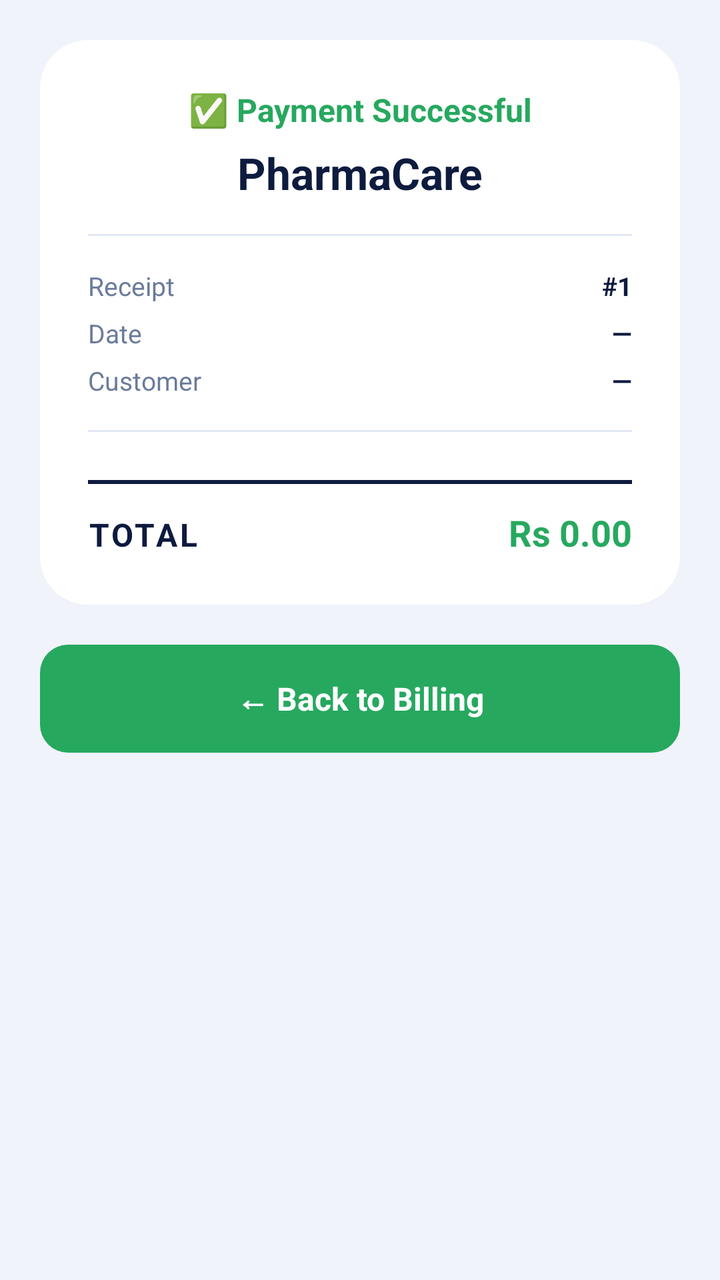
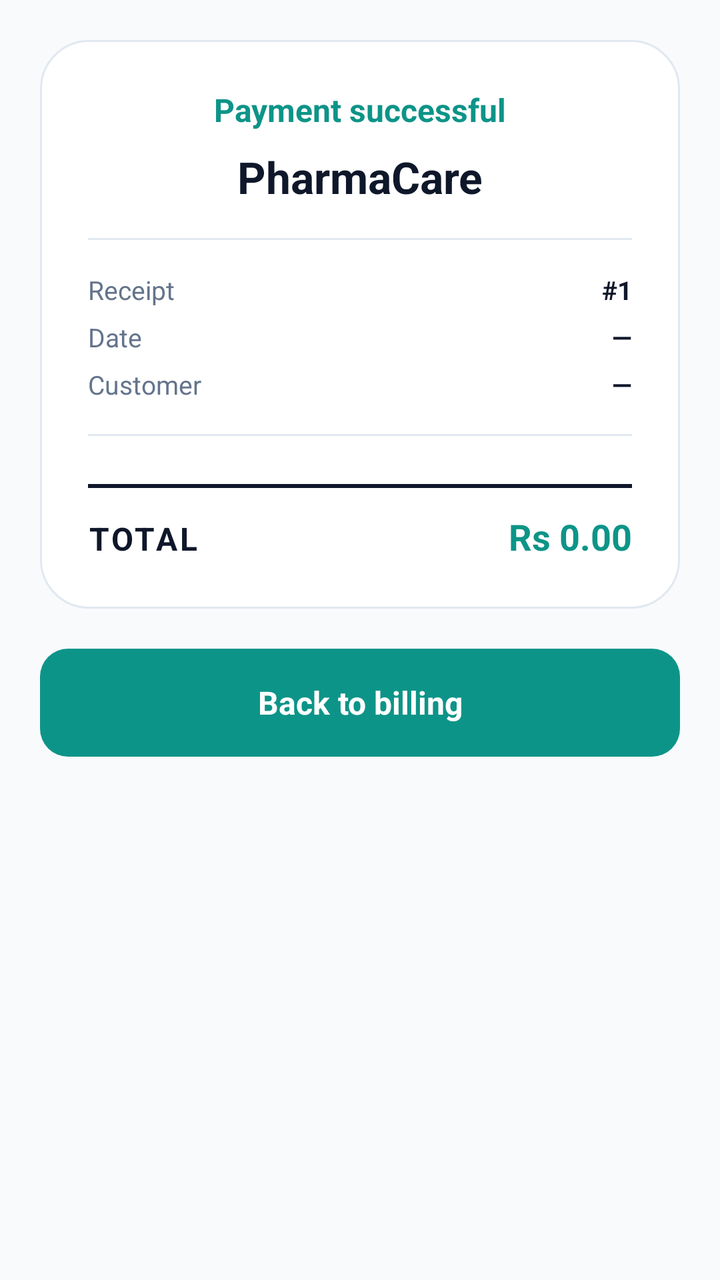

Two renders of the same Android screen: before a commit and after it. Below are the layout's source before the change and the commit's diff.
<!-- AndroidManifest.xml: application theme Theme.MediQuick -->
<!-- res/layout/activity_receipt.xml -->
<?xml version="1.0" encoding="utf-8"?>
<ScrollView xmlns:android="http://schemas.android.com/apk/res/android"
    android:layout_width="match_parent"
    android:layout_height="match_parent"
    android:background="@color/surface"
    android:fillViewport="true">

    <LinearLayout
        android:layout_width="match_parent"
        android:layout_height="wrap_content"
        android:orientation="vertical"
        android:padding="20dp">

        
        <LinearLayout
            android:layout_width="match_parent"
            android:layout_height="wrap_content"
            android:orientation="vertical"
            android:background="@drawable/bg_auth_card"
            android:padding="24dp">

            
            <TextView
                android:layout_width="match_parent"
                android:layout_height="wrap_content"
                android:text="✅ Payment Successful"
                android:textColor="@color/green_primary"
                android:textSize="16sp"
                android:textStyle="bold"
                android:gravity="center"
                android:layout_marginBottom="6dp" />

            <TextView
                android:id="@+id/tvReceiptPharmacy"
                android:layout_width="match_parent"
                android:layout_height="wrap_content"
                android:text="PharmaCare"
                android:textColor="@color/navy"
                android:textSize="22sp"
                android:textStyle="bold"
                android:gravity="center" />

            <View
                android:layout_width="match_parent"
                android:layout_height="1dp"
                android:background="@color/border"
                android:layout_marginVertical="16dp" />

            
            <LinearLayout
                android:layout_width="match_parent"
                android:layout_height="wrap_content"
                android:orientation="horizontal"
                android:layout_marginBottom="6dp">
                <TextView android:layout_width="0dp" android:layout_height="wrap_content"
                    android:layout_weight="1" android:text="Receipt"
                    android:textColor="@color/text_secondary" android:textSize="13sp" />
                <TextView android:id="@+id/tvReceiptId" android:layout_width="wrap_content"
                    android:layout_height="wrap_content" android:text="#1"
                    android:textColor="@color/navy" android:textSize="13sp" android:textStyle="bold" />
            </LinearLayout>

            <LinearLayout
                android:layout_width="match_parent"
                android:layout_height="wrap_content"
                android:orientation="horizontal"
                android:layout_marginBottom="6dp">
                <TextView android:layout_width="0dp" android:layout_height="wrap_content"
                    android:layout_weight="1" android:text="Date"
                    android:textColor="@color/text_secondary" android:textSize="13sp" />
                <TextView android:id="@+id/tvReceiptDate" android:layout_width="wrap_content"
                    android:layout_height="wrap_content" android:text="—"
                    android:textColor="@color/navy" android:textSize="13sp" android:textStyle="bold" />
            </LinearLayout>

            <LinearLayout
                android:layout_width="match_parent"
                android:layout_height="wrap_content"
                android:orientation="horizontal"
                android:layout_marginBottom="16dp">
                <TextView android:layout_width="0dp" android:layout_height="wrap_content"
                    android:layout_weight="1" android:text="Customer"
                    android:textColor="@color/text_secondary" android:textSize="13sp" />
                <TextView android:id="@+id/tvReceiptCustomer" android:layout_width="wrap_content"
                    android:layout_height="wrap_content" android:text="—"
                    android:textColor="@color/navy" android:textSize="13sp" android:textStyle="bold" />
            </LinearLayout>

            <View
                android:layout_width="match_parent"
                android:layout_height="1dp"
                android:background="@color/border"
                android:layout_marginBottom="12dp" />

            
            <androidx.recyclerview.widget.RecyclerView
                android:id="@+id/rvReceiptItems"
                android:layout_width="match_parent"
                android:layout_height="wrap_content"
                android:nestedScrollingEnabled="false" />

            <View
                android:layout_width="match_parent"
                android:layout_height="2dp"
                android:background="@color/navy"
                android:layout_marginVertical="12dp" />

            
            <LinearLayout
                android:layout_width="match_parent"
                android:layout_height="wrap_content"
                android:orientation="horizontal">
                <TextView android:layout_width="0dp" android:layout_height="wrap_content"
                    android:layout_weight="1" android:text="TOTAL"
                    android:textColor="@color/navy" android:textSize="16sp" android:textStyle="bold"
                    android:letterSpacing="0.08" />
                <TextView android:id="@+id/tvReceiptTotal" android:layout_width="wrap_content"
                    android:layout_height="wrap_content" android:text="Rs 0.00"
                    android:textColor="@color/green_primary" android:textSize="18sp" android:textStyle="bold" />
            </LinearLayout>

        </LinearLayout>

        
        <TextView
            android:id="@+id/btnNewSale"
            android:layout_width="match_parent"
            android:layout_height="54dp"
            android:text="← Back to Billing"
            android:textColor="@color/white"
            android:textSize="16sp"
            android:textStyle="bold"
            android:gravity="center"
            android:background="@drawable/bg_green_button"
            android:layout_marginTop="20dp"
            android:clickable="true"
            android:focusable="true" />

    </LinearLayout>

</ScrollView>
<!-- resources referenced by this layout -->
<resources>
  <color name="border">#E2E8F5</color>
  <color name="green_primary">#27A85F</color>
  <color name="navy">#0D1B3E</color>
  <color name="surface">#F0F3FA</color>
  <color name="text_secondary">#6B7B9A</color>
  <color name="white">#FFFFFF</color>
  <!-- drawable bg_auth_card (drawable) -->
  <?xml version="1.0" encoding="utf-8"?>
  <shape xmlns:android="http://schemas.android.com/apk/res/android"
      android:shape="rectangle">
      <solid android:color="@color/white" />
      <corners android:radius="24dp" />
  </shape>
  <!-- drawable bg_green_button (drawable) -->
  <?xml version="1.0" encoding="utf-8"?>
  <shape xmlns:android="http://schemas.android.com/apk/res/android"
      android:shape="rectangle">
      <solid android:color="@color/green_primary" />
      <corners android:radius="14dp" />
  </shape>
  <style name="Theme.MediQuick" parent="Theme.MaterialComponents.DayNight.NoActionBar">
          <item name="colorPrimary">@color/green_primary</item>
          <item name="colorPrimaryVariant">@color/green_dark</item>
          <item name="colorOnPrimary">@color/white</item>
          <item name="android:windowBackground">@color/navy</item>
          <item name="android:statusBarColor">@color/navy</item>
          <item name="android:navigationBarColor">@color/navy</item>
          <item name="android:windowLightStatusBar">false</item>
          
          <item name="android:textColor">@color/black</item>
          <item name="android:textColorPrimary">@color/black</item>
          <item name="android:textColorSecondary">@color/text_secondary</item>
          <item name="colorControlNormal">@color/text_secondary</item>
          <item name="colorControlActivated">@color/green_primary</item>
          <item name="colorControlHighlight">@color/green_light</item>
      </style>
  <color name="green_dark">#1D8B4C</color>
  <color name="black">#000000</color>
  <color name="green_light">#E8F7EF</color>
</resources>

<!-- the commit's change to res/layout/activity_receipt.xml (unified diff, before → after) -->
@@ -11,88 +11,117 @@
         android:orientation="vertical"
         android:padding="20dp">
 
-        
         <LinearLayout
             android:layout_width="match_parent"
             android:layout_height="wrap_content"
+            android:background="@drawable/bg_auth_card"
             android:orientation="vertical"
-            android:background="@drawable/bg_auth_card"
             android:padding="24dp">
 
-            
             <TextView
                 android:layout_width="match_parent"
                 android:layout_height="wrap_content"
-                android:text="✅ Payment Successful"
+                android:layout_marginBottom="8dp"
+                android:gravity="center"
+                android:text="@string/payment_success"
                 android:textColor="@color/green_primary"
                 android:textSize="16sp"
-                android:textStyle="bold"
-                android:gravity="center"
-                android:layout_marginBottom="6dp" />
+                android:textStyle="bold" />
 
             <TextView
                 android:id="@+id/tvReceiptPharmacy"
                 android:layout_width="match_parent"
                 android:layout_height="wrap_content"
-                android:text="PharmaCare"
+                android:gravity="center"
+                android:text="@string/app_name"
                 android:textColor="@color/navy"
                 android:textSize="22sp"
-                android:textStyle="bold"
-                android:gravity="center" />
+                android:textStyle="bold" />
 
             <View
                 android:layout_width="match_parent"
                 android:layout_height="1dp"
-                android:background="@color/border"
-                android:layout_marginVertical="16dp" />
+                android:layout_marginVertical="16dp"
+                android:background="@color/border" />
 
-            
             <LinearLayout
                 android:layout_width="match_parent"
                 android:layout_height="wrap_content"
-                android:orientation="horizontal"
-                android:layout_marginBottom="6dp">
-                <TextView android:layout_width="0dp" android:layout_height="wrap_content"
-                    android:layout_weight="1" android:text="Receipt"
-                    android:textColor="@color/text_secondary" android:textSize="13sp" />
-                <TextView android:id="@+id/tvReceiptId" android:layout_width="wrap_content"
-                    android:layout_height="wrap_content" android:text="#1"
-                    android:textColor="@color/navy" android:textSize="13sp" android:textStyle="bold" />
+                android:layout_marginBottom="6dp"
+                android:orientation="horizontal">
+
+                <TextView
+                    android:layout_width="0dp"
+                    android:layout_height="wrap_content"
+                    android:layout_weight="1"
+                    android:text="@string/receipt_id_label"
+                    android:textColor="@color/text_secondary"
+                    android:textSize="13sp" />
+
+                <TextView
+                    android:id="@+id/tvReceiptId"
+                    android:layout_width="wrap_content"
+                    android:layout_height="wrap_content"
+                    android:text="#1"
+                    android:textColor="@color/navy"
+                    android:textSize="13sp"
+                    android:textStyle="bold" />
             </LinearLayout>
 
             <LinearLayout
                 android:layout_width="match_parent"
                 android:layout_height="wrap_content"
-                android:orientation="horizontal"
-                android:layout_marginBottom="6dp">
-                <TextView android:layout_width="0dp" android:layout_height="wrap_content"
-                    android:layout_weight="1" android:text="Date"
-                    android:textColor="@color/text_secondary" android:textSize="13sp" />
-                <TextView android:id="@+id/tvReceiptDate" android:layout_width="wrap_content"
-                    android:layout_height="wrap_content" android:text="—"
-                    android:textColor="@color/navy" android:textSize="13sp" android:textStyle="bold" />
+                android:layout_marginBottom="6dp"
+                android:orientation="horizontal">
+
+                <TextView
+                    android:layout_width="0dp"
+                    android:layout_height="wrap_content"
+                    android:layout_weight="1"
+                    android:text="@string/date_label"
+                    android:textColor="@color/text_secondary"
+                    android:textSize="13sp" />
+
+                <TextView
+                    android:id="@+id/tvReceiptDate"
+                    android:layout_width="wrap_content"
+                    android:layout_height="wrap_content"
+                    android:text="—"
+                    android:textColor="@color/navy"
+                    android:textSize="13sp"
+                    android:textStyle="bold" />
             </LinearLayout>
 
             <LinearLayout
                 android:layout_width="match_parent"
                 android:layout_height="wrap_content"
-                android:orientation="horizontal"
-                android:layout_marginBottom="16dp">
-                <TextView android:layout_width="0dp" android:layout_height="wrap_content"
-                    android:layout_weight="1" android:text="Customer"
-                    android:textColor="@color/text_secondary" android:textSize="13sp" />
-                <TextView android:id="@+id/tvReceiptCustomer" android:layout_width="wrap_content"
-                    android:layout_height="wrap_content" android:text="—"
-                    android:textColor="@color/navy" android:textSize="13sp" android:textStyle="bold" />
+                android:layout_marginBottom="16dp"
+                android:orientation="horizontal">
+
+                <TextView
+                    android:layout_width="0dp"
+                    android:layout_height="wrap_content"
+                    android:layout_weight="1"
+                    android:text="@string/customer_label"
+                    android:textColor="@color/text_secondary"
+                    android:textSize="13sp" />
+
+                <TextView
+                    android:id="@+id/tvReceiptCustomer"
+                    android:layout_width="wrap_content"
+                    android:layout_height="wrap_content"
+                    android:text="—"
+                    android:textColor="@color/navy"
+                    android:textSize="13sp"
+                    android:textStyle="bold" />
             </LinearLayout>
 
             <View
                 android:layout_width="match_parent"
                 android:layout_height="1dp"
-                android:background="@color/border"
-                android:layout_marginBottom="12dp" />
+                android:layout_marginBottom="12dp"
+                android:background="@color/border" />
 
-            
             <androidx.recyclerview.widget.RecyclerView
                 android:id="@+id/rvReceiptItems"
                 android:layout_width="match_parent"
@@ -102,40 +131,47 @@
             <View
                 android:layout_width="match_parent"
                 android:layout_height="2dp"
-                android:background="@color/navy"
-                android:layout_marginVertical="12dp" />
+                android:layout_marginVertical="12dp"
+                android:background="@color/navy" />
 
-            
             <LinearLayout
                 android:layout_width="match_parent"
                 android:layout_height="wrap_content"
                 android:orientation="horizontal">
-                <TextView android:layout_width="0dp" android:layout_height="wrap_content"
-                    android:layout_weight="1" android:text="TOTAL"
-                    android:textColor="@color/navy" android:textSize="16sp" android:textStyle="bold"
-                    android:letterSpacing="0.08" />
-                <TextView android:id="@+id/tvReceiptTotal" android:layout_width="wrap_content"
-                    android:layout_height="wrap_content" android:text="Rs 0.00"
-                    android:textColor="@color/green_primary" android:textSize="18sp" android:textStyle="bold" />
+
+                <TextView
+                    android:layout_width="0dp"
+                    android:layout_height="wrap_content"
+                    android:layout_weight="1"
+                    android:letterSpacing="0.08"
+                    android:text="@string/total_uppercase"
+                    android:textColor="@color/navy"
+                    android:textSize="16sp"
+                    android:textStyle="bold" />
+
+                <TextView
+                    android:id="@+id/tvReceiptTotal"
+                    android:layout_width="wrap_content"
+                    android:layout_height="wrap_content"
+                    android:text="Rs 0.00"
+                    android:textColor="@color/green_primary"
+                    android:textSize="18sp"
+                    android:textStyle="bold" />
             </LinearLayout>
-
         </LinearLayout>
 
-        
         <TextView
             android:id="@+id/btnNewSale"
             android:layout_width="match_parent"
             android:layout_height="54dp"
-            android:text="← Back to Billing"
+            android:layout_marginTop="20dp"
+            android:background="@drawable/bg_green_button"
+            android:clickable="true"
+            android:focusable="true"
+            android:gravity="center"
+            android:text="@string/back_to_billing"
             android:textColor="@color/white"
             android:textSize="16sp"
-            android:textStyle="bold"
-            android:gravity="center"
-            android:background="@drawable/bg_green_button"
-            android:layout_marginTop="20dp"
-            android:clickable="true"
-            android:focusable="true" />
-
+            android:textStyle="bold" />
     </LinearLayout>
-
 </ScrollView>
<!-- resource entries referenced after the edit -->
@@ -1,10 +1,10 @@
 <!-- resources referenced by this layout -->
 <resources>
-  <color name="border">#E2E8F5</color>
-  <color name="green_primary">#27A85F</color>
-  <color name="navy">#0D1B3E</color>
-  <color name="surface">#F0F3FA</color>
-  <color name="text_secondary">#6B7B9A</color>
+  <color name="border">#E2E8F0</color>
+  <color name="green_primary">#0D9488</color>
+  <color name="navy">#0F172A</color>
+  <color name="surface">#F8FAFC</color>
+  <color name="text_secondary">#64748B</color>
   <color name="white">#FFFFFF</color>
   <!-- drawable bg_auth_card (drawable) -->
   <?xml version="1.0" encoding="utf-8"?>
@@ -12,32 +12,52 @@
       android:shape="rectangle">
       <solid android:color="@color/white" />
       <corners android:radius="24dp" />
+      <stroke
+          android:width="1dp"
+          android:color="@color/border" />
   </shape>
   <!-- drawable bg_green_button (drawable) -->
   <?xml version="1.0" encoding="utf-8"?>
-  <shape xmlns:android="http://schemas.android.com/apk/res/android"
-      android:shape="rectangle">
-      <solid android:color="@color/green_primary" />
-      <corners android:radius="14dp" />
-  </shape>
-  <style name="Theme.MediQuick" parent="Theme.MaterialComponents.DayNight.NoActionBar">
+  <ripple xmlns:android="http://schemas.android.com/apk/res/android"
+      android:color="#40FFFFFF">
+      <item>
+          <shape android:shape="rectangle">
+              <solid android:color="@color/green_primary" />
+              <corners android:radius="14dp" />
+          </shape>
+      </item>
+  </ripple>
+  <string name="app_name">PharmaCare</string>
+  <string name="back_to_billing">Back to billing</string>
+  <string name="customer_label">Customer</string>
+  <string name="date_label">Date</string>
+  <string name="payment_success">Payment successful</string>
+  <string name="receipt_id_label">Receipt</string>
+  <string name="total_uppercase">TOTAL</string>
+  <style name="Theme.MediQuick" parent="Theme.Material3.DayNight.NoActionBar">
           <item name="colorPrimary">@color/green_primary</item>
-          <item name="colorPrimaryVariant">@color/green_dark</item>
           <item name="colorOnPrimary">@color/white</item>
-          <item name="android:windowBackground">@color/navy</item>
+          <item name="colorPrimaryContainer">@color/green_light</item>
+          <item name="colorOnPrimaryContainer">@color/green_dark</item>
+          <item name="colorSecondary">@color/accent_blue</item>
+          <item name="android:colorBackground">@color/surface</item>
+          <item name="colorSurface">@color/surface_elevated</item>
+          <item name="colorError">@color/error</item>
           <item name="android:statusBarColor">@color/navy</item>
-          <item name="android:navigationBarColor">@color/navy</item>
+          <item name="android:navigationBarColor">@color/surface</item>
           <item name="android:windowLightStatusBar">false</item>
-          
-          <item name="android:textColor">@color/black</item>
+          <item name="android:windowLightNavigationBar">true</item>
           <item name="android:textColorPrimary">@color/black</item>
           <item name="android:textColorSecondary">@color/text_secondary</item>
           <item name="colorControlNormal">@color/text_secondary</item>
           <item name="colorControlActivated">@color/green_primary</item>
           <item name="colorControlHighlight">@color/green_light</item>
       </style>
-  <color name="green_dark">#1D8B4C</color>
-  <color name="black">#000000</color>
-  <color name="green_light">#E8F7EF</color>
+  <color name="green_dark">#0F766E</color>
+  <color name="accent_blue">#0284C7</color>
+  <color name="surface_elevated">#FFFFFF</color>
+  <color name="error">#DC2626</color>
+  <color name="black">#0F172A</color>
+  <color name="green_light">#CCFBF1</color>
 </resources>
 
